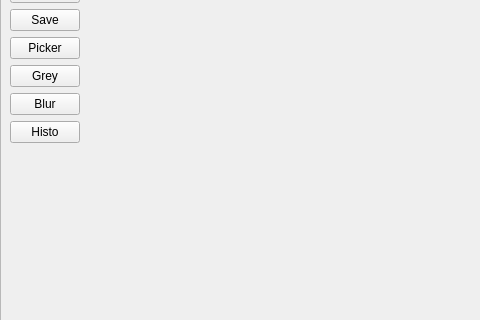
First picture: the form in fotochop/newForm.ui, repository namealreadytaken/fotochope, before the edit; both pictures show x 0 to 480 and y 85 to 405 of the 783 by 658 pixel window.
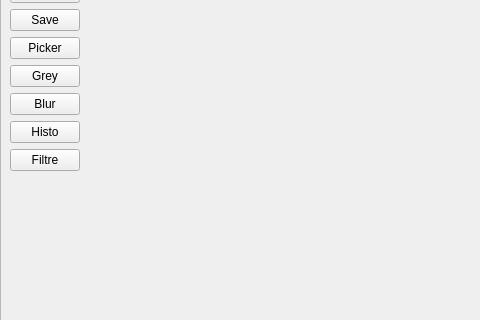
Second picture: the form after the edit.

Commit message: ajout de la fonction de filtre (pas extremement stable)

The edit to the form file:
```diff
--- a/fotochop/newForm.ui
+++ b/fotochop/newForm.ui
@@ -209,6 +209,19 @@
          </property>
         </widget>
        </item>
+       <item row="8" column="0">
+        <widget class="QPushButton" name="pushButton">
+         <property name="maximumSize">
+          <size>
+           <width>70</width>
+           <height>16777215</height>
+          </size>
+         </property>
+         <property name="text">
+          <string>Filtre</string>
+         </property>
+        </widget>
+       </item>
       </layout>
      </widget>
     </widget>
```
Left out of the diff: 2 changed lines with no effect on the pictures. The commit also changes 5 other files.
